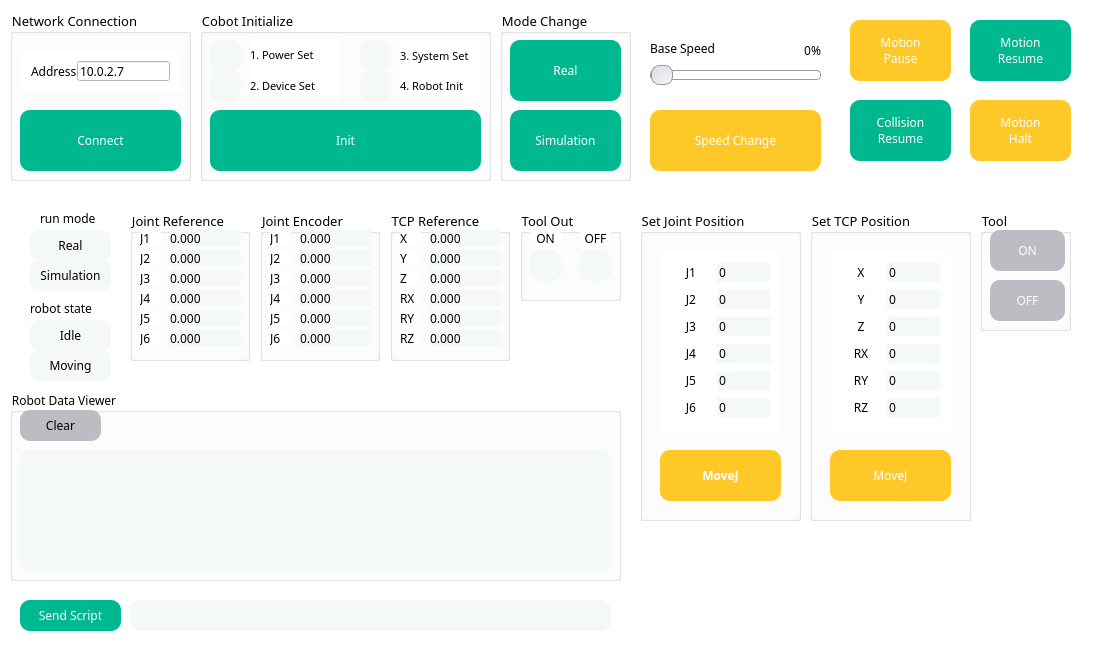
First picture: the form in mainwindow.ui, repository NYONYANI/RB_Project, before the edit.
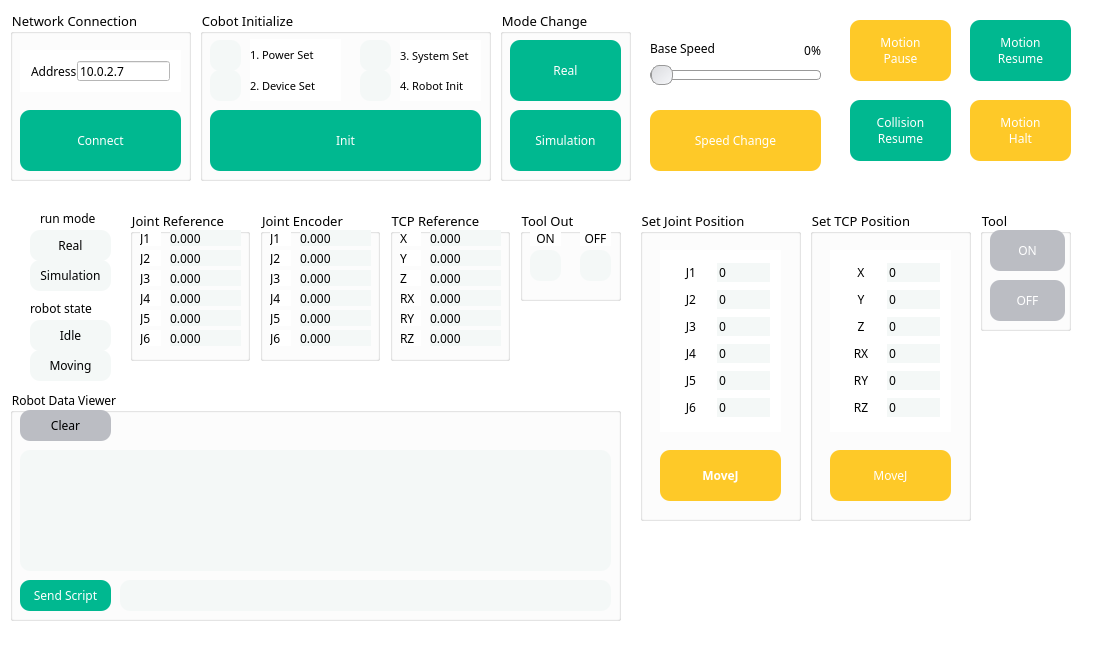
Second picture: the form after the edit.

Patch:
```diff
--- a/mainwindow.ui
+++ b/mainwindow.ui
@@ -2182,7 +2182,7 @@
       <x>10</x>
       <y>390</y>
       <width>611</width>
-      <height>191</height>
+      <height>231</height>
      </rect>
     </property>
     <property name="font">
@@ -2224,7 +2224,7 @@
       <rect>
        <x>10</x>
        <y>20</y>
-       <width>81</width>
+       <width>91</width>
        <height>31</height>
       </rect>
      </property>
@@ -2241,22 +2241,12 @@
       <string>Clear</string>
      </property>
     </widget>
-   </widget>
-   <widget class="QWidget" name="widget" native="true">
-    <property name="geometry">
-     <rect>
-      <x>10</x>
-      <y>590</y>
-      <width>611</width>
-      <height>51</height>
-     </rect>
-    </property>
     <widget class="QPushButton" name="BTN_SEND_SCRIPT">
      <property name="geometry">
       <rect>
        <x>10</x>
-       <y>10</y>
-       <width>101</width>
+       <y>190</y>
+       <width>91</width>
        <height>31</height>
       </rect>
      </property>
@@ -2277,9 +2267,9 @@
     <widget class="QLineEdit" name="LE_SCRIPT">
      <property name="geometry">
       <rect>
-       <x>120</x>
-       <y>10</y>
-       <width>481</width>
+       <x>110</x>
+       <y>190</y>
+       <width>491</width>
        <height>31</height>
       </rect>
      </property>
```
